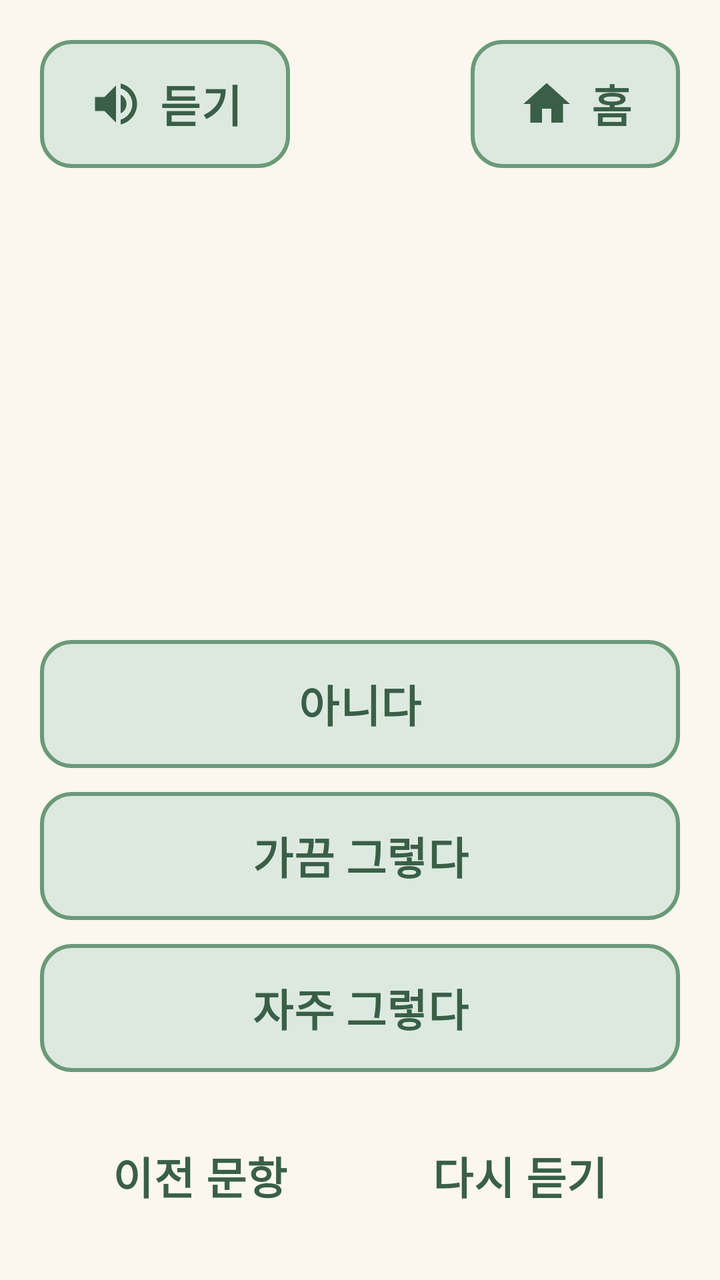
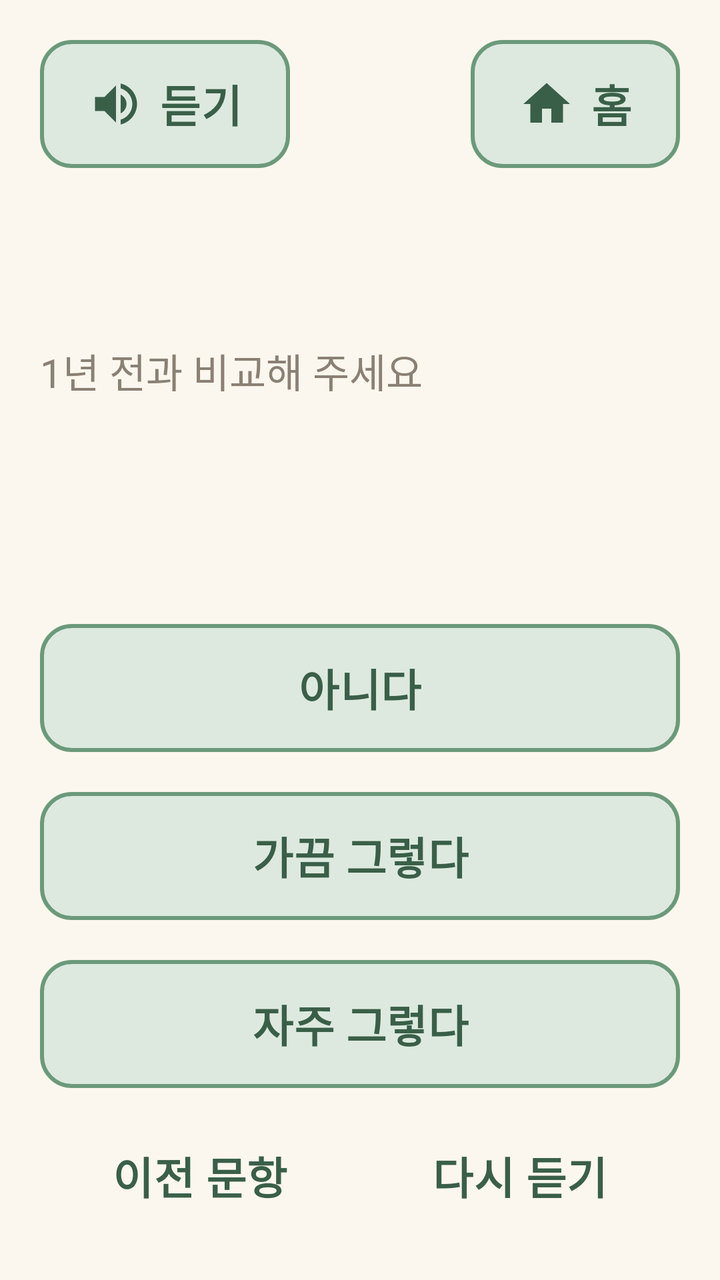

Two renders of the same Android screen: before a commit and after it. Below are the layout's source before the change and the commit's diff.
<!-- AndroidManifest.xml: application theme Theme.Dorawing -->
<!-- res/layout/activity_diagnosis_question.xml -->
<?xml version="1.0" encoding="utf-8"?>
<LinearLayout xmlns:android="http://schemas.android.com/apk/res/android"
    android:layout_width="match_parent"
    android:layout_height="match_parent"
    android:orientation="vertical"
    android:padding="@dimen/screen_padding">

    <include
        android:id="@+id/topBar"
        layout="@layout/view_top_bar" />

    <TextView
        android:id="@+id/tvProgress"
        style="@style/Text.Sub"
        android:layout_width="match_parent"
        android:layout_height="wrap_content" />

    <ScrollView
        android:layout_width="match_parent"
        android:layout_height="0dp"
        android:layout_marginTop="@dimen/gap"
        android:layout_weight="1">

        <TextView
            android:id="@+id/tvQuestion"
            android:layout_width="match_parent"
            android:layout_height="wrap_content"
            android:textSize="@dimen/text_title" />
    </ScrollView>

    <com.google.android.material.button.MaterialButton
        android:id="@+id/btnAnswer0"
        style="@style/Button.Secondary"
        android:layout_width="match_parent"
        android:layout_height="wrap_content"
        android:layout_marginTop="@dimen/gap"
        android:text="@string/diag_answer_0" />

    <com.google.android.material.button.MaterialButton
        android:id="@+id/btnAnswer1"
        style="@style/Button.Secondary"
        android:layout_width="match_parent"
        android:layout_height="wrap_content"
        android:layout_marginTop="@dimen/gap"
        android:text="@string/diag_answer_1" />

    <com.google.android.material.button.MaterialButton
        android:id="@+id/btnAnswer2"
        style="@style/Button.Secondary"
        android:layout_width="match_parent"
        android:layout_height="wrap_content"
        android:layout_marginTop="@dimen/gap"
        android:text="@string/diag_answer_2" />

    <LinearLayout
        android:layout_width="match_parent"
        android:layout_height="wrap_content"
        android:layout_marginTop="@dimen/screen_padding"
        android:orientation="horizontal">

        <com.google.android.material.button.MaterialButton
            android:id="@+id/btnPrev"
            style="@style/Widget.Material3.Button.TextButton"
            android:layout_width="0dp"
            android:layout_height="wrap_content"
            android:layout_weight="1"
            android:minHeight="@dimen/button_height"
            android:text="@string/diag_prev"
            android:textColor="@color/green_dark"
            android:textSize="@dimen/text_button" />

        <com.google.android.material.button.MaterialButton
            android:id="@+id/btnListen"
            style="@style/Widget.Material3.Button.TextButton"
            android:layout_width="0dp"
            android:layout_height="wrap_content"
            android:layout_weight="1"
            android:minHeight="@dimen/button_height"
            android:text="@string/diag_listen"
            android:textColor="@color/green_dark"
            android:textSize="@dimen/text_button" />
    </LinearLayout>
</LinearLayout>
<!-- res/layout/view_top_bar.xml (included above) -->
<?xml version="1.0" encoding="utf-8"?>
<LinearLayout xmlns:android="http://schemas.android.com/apk/res/android"
    xmlns:app="http://schemas.android.com/apk/res-auto"
    android:layout_width="match_parent"
    android:layout_height="wrap_content"
    android:orientation="vertical">

    <LinearLayout
        android:layout_width="match_parent"
        android:layout_height="wrap_content"
        android:gravity="center_vertical"
        android:orientation="horizontal">

        <com.google.android.material.button.MaterialButton
            android:id="@+id/btnSpeak"
            style="@style/Button.Secondary"
            android:layout_width="wrap_content"
            android:layout_height="wrap_content"
            android:text="@string/top_speak"
            app:icon="@drawable/ic_speaker" />

        <Space
            android:layout_width="0dp"
            android:layout_height="0dp"
            android:layout_weight="1" />

        <com.google.android.material.button.MaterialButton
            android:id="@+id/btnHome"
            style="@style/Button.Secondary"
            android:layout_width="wrap_content"
            android:layout_height="wrap_content"
            android:text="@string/top_home"
            app:icon="@drawable/ic_home" />
    </LinearLayout>

    <TextView
        android:id="@+id/tvTitle"
        style="@style/Text.Title"
        android:layout_width="match_parent"
        android:layout_height="wrap_content"
        android:layout_marginTop="@dimen/gap" />
</LinearLayout>
<!-- resources referenced by this layout -->
<resources>
  <color name="green_dark">#3A5F48</color>
  <dimen name="button_height">64dp</dimen>
  <dimen name="gap">12dp</dimen>
  <dimen name="screen_padding">20dp</dimen>
  <dimen name="text_button">22sp</dimen>
  <dimen name="text_title">28sp</dimen>
  <string name="diag_answer_0">아니다</string>
  <string name="diag_answer_1">가끔 그렇다</string>
  <string name="diag_answer_2">자주 그렇다</string>
  <string name="diag_listen">다시 듣기</string>
  <string name="diag_prev">이전 문항</string>
  <string name="top_home">홈</string>
  <string name="top_speak">듣기</string>
  <style name="Text.Sub" parent="Text.Body">
          <item name="android:textColor">@color/text_sub</item>
      </style>
  <style name="Text.Title" parent="Text.Body">
          <item name="android:textSize">@dimen/text_title</item>
          <item name="android:textStyle">bold</item>
          <item name="android:textColor">@color/green_dark</item>
      </style>
  <style name="Theme.Dorawing" parent="Theme.Material3.Light.NoActionBar">
          <item name="colorPrimary">@color/green_dark</item>
          <item name="colorOnPrimary">@color/white</item>
          <item name="colorSecondary">@color/coral_dark</item>
          <item name="colorOnSecondary">@color/white</item>
          <item name="android:colorBackground">@color/cream</item>
          <item name="colorSurface">@color/cream</item>
          <item name="colorOnSurface">@color/text_main</item>
          <item name="android:windowBackground">@color/cream</item>
          <item name="android:windowLightStatusBar">true</item>
          <item name="android:windowLightNavigationBar" tools:targetApi="27">true</item>
          
          <item name="android:textViewStyle">@style/Text.Body</item>
          <item name="materialButtonStyle">@style/Button.Primary</item>
      </style>
  <color name="green_light">#DDE9DF</color>
  <color name="green_mid">#6B9A7A</color>
  <dimen name="button_stroke">2dp</dimen>
  <color name="text_sub">#8A8073</color>
  <color name="white">#FFFFFFFF</color>
  <color name="coral_dark">#C85A41</color>
  <color name="cream">#FBF7EE</color>
  <color name="text_main">#2E2A24</color>
  <dimen name="corner">16dp</dimen>
  <dimen name="icon_size">28dp</dimen>
  <dimen name="text_body">20sp</dimen>
  <!-- unchanged entries left out for length: 5 -->
</resources>

<!-- the commit's change to res/layout/activity_diagnosis_question.xml (unified diff, before → after) -->
@@ -11,9 +11,29 @@
 
     <TextView
         android:id="@+id/tvProgress"
+        android:layout_width="match_parent"
+        android:layout_height="wrap_content"
+        android:textColor="@color/green_dark"
+        android:textSize="@dimen/text_title"
+        android:textStyle="bold" />
+
+    
+    <TextView
         style="@style/Text.Sub"
         android:layout_width="match_parent"
-        android:layout_height="wrap_content" />
+        android:layout_height="wrap_content"
+        android:text="@string/diag_compare" />
+
+    
+    <TextView
+        android:id="@+id/tvNotice"
+        android:layout_width="match_parent"
+        android:layout_height="wrap_content"
+        android:layout_marginTop="@dimen/gap"
+        android:text="@string/diag_answer_please"
+        android:textColor="@color/green_dark"
+        android:textStyle="bold"
+        android:visibility="gone" />
 
     <ScrollView
         android:layout_width="match_parent"
@@ -33,7 +53,7 @@
         style="@style/Button.Secondary"
         android:layout_width="match_parent"
         android:layout_height="wrap_content"
-        android:layout_marginTop="@dimen/gap"
+        android:layout_marginTop="@dimen/screen_padding"
         android:text="@string/diag_answer_0" />
 
     <com.google.android.material.button.MaterialButton
@@ -41,7 +61,7 @@
         style="@style/Button.Secondary"
         android:layout_width="match_parent"
         android:layout_height="wrap_content"
-        android:layout_marginTop="@dimen/gap"
+        android:layout_marginTop="@dimen/screen_padding"
         android:text="@string/diag_answer_1" />
 
     <com.google.android.material.button.MaterialButton
@@ -49,36 +69,30 @@
         style="@style/Button.Secondary"
         android:layout_width="match_parent"
         android:layout_height="wrap_content"
-        android:layout_marginTop="@dimen/gap"
+        android:layout_marginTop="@dimen/screen_padding"
         android:text="@string/diag_answer_2" />
 
     <LinearLayout
         android:layout_width="match_parent"
         android:layout_height="wrap_content"
-        android:layout_marginTop="@dimen/screen_padding"
+        android:layout_marginTop="@dimen/gap"
         android:orientation="horizontal">
 
         <com.google.android.material.button.MaterialButton
             android:id="@+id/btnPrev"
-            style="@style/Widget.Material3.Button.TextButton"
+            style="@style/Button.Text"
             android:layout_width="0dp"
             android:layout_height="wrap_content"
             android:layout_weight="1"
-            android:minHeight="@dimen/button_height"
-            android:text="@string/diag_prev"
-            android:textColor="@color/green_dark"
-            android:textSize="@dimen/text_button" />
+            android:text="@string/diag_prev" />
 
         <com.google.android.material.button.MaterialButton
             android:id="@+id/btnListen"
-            style="@style/Widget.Material3.Button.TextButton"
+            style="@style/Button.Text"
             android:layout_width="0dp"
             android:layout_height="wrap_content"
             android:layout_weight="1"
-            android:minHeight="@dimen/button_height"
-            android:text="@string/diag_listen"
-            android:textColor="@color/green_dark"
-            android:textSize="@dimen/text_button" />
+            android:text="@string/diag_listen" />
     </LinearLayout>
 </LinearLayout>
 <!-- res/layout/view_top_bar.xml (included above) -->
<!-- resource entries referenced after the edit -->
@@ -9,10 +9,17 @@
   <string name="diag_answer_0">아니다</string>
   <string name="diag_answer_1">가끔 그렇다</string>
   <string name="diag_answer_2">자주 그렇다</string>
+  <string name="diag_answer_please">이 문항에 답해 주세요</string>
+  <string name="diag_compare">1년 전과 비교해 주세요</string>
   <string name="diag_listen">다시 듣기</string>
   <string name="diag_prev">이전 문항</string>
   <string name="top_home">홈</string>
   <string name="top_speak">듣기</string>
+  <style name="Button.Text" parent="Widget.Material3.Button.TextButton">
+          <item name="android:minHeight">@dimen/button_height</item>
+          <item name="android:textSize">@dimen/text_button</item>
+          <item name="android:textColor">@color/green_dark</item>
+      </style>
   <style name="Text.Sub" parent="Text.Body">
           <item name="android:textColor">@color/text_sub</item>
       </style>
@@ -35,6 +42,7 @@
           
           <item name="android:textViewStyle">@style/Text.Body</item>
           <item name="materialButtonStyle">@style/Button.Primary</item>
+          <item name="materialAlertDialogTheme">@style/ThemeOverlay.Dorawing.Dialog</item>
       </style>
   <color name="green_light">#DDE9DF</color>
   <color name="green_mid">#6B9A7A</color>
@@ -44,9 +52,28 @@
   <color name="coral_dark">#C85A41</color>
   <color name="cream">#FBF7EE</color>
   <color name="text_main">#2E2A24</color>
+  <style name="ThemeOverlay.Dorawing.Dialog" parent="ThemeOverlay.Material3.MaterialAlertDialog">
+          <item name="materialAlertDialogTitleTextStyle">@style/Dialog.Title</item>
+          <item name="materialAlertDialogBodyTextStyle">@style/Dialog.Body</item>
+          <item name="buttonBarPositiveButtonStyle">@style/Dialog.Button</item>
+          <item name="buttonBarNegativeButtonStyle">@style/Dialog.Button</item>
+      </style>
   <dimen name="corner">16dp</dimen>
   <dimen name="icon_size">28dp</dimen>
   <dimen name="text_body">20sp</dimen>
+  <style name="Dialog.Title" parent="MaterialAlertDialog.Material3.Title.Text">
+          <item name="android:textSize">@dimen/text_title</item>
+          <item name="android:textColor">@color/green_dark</item>
+      </style>
+  <style name="Dialog.Body" parent="MaterialAlertDialog.Material3.Body.Text">
+          <item name="android:textSize">@dimen/text_body</item>
+          <item name="android:textColor">@color/text_main</item>
+      </style>
+  <style name="Dialog.Button" parent="Widget.Material3.Button.TextButton.Dialog">
+          <item name="android:textSize">@dimen/text_button</item>
+          <item name="android:minHeight">@dimen/button_height</item>
+          <item name="android:textColor">@color/green_dark</item>
+      </style>
   <!-- unchanged entries left out for length: 5 -->
 </resources>
 
